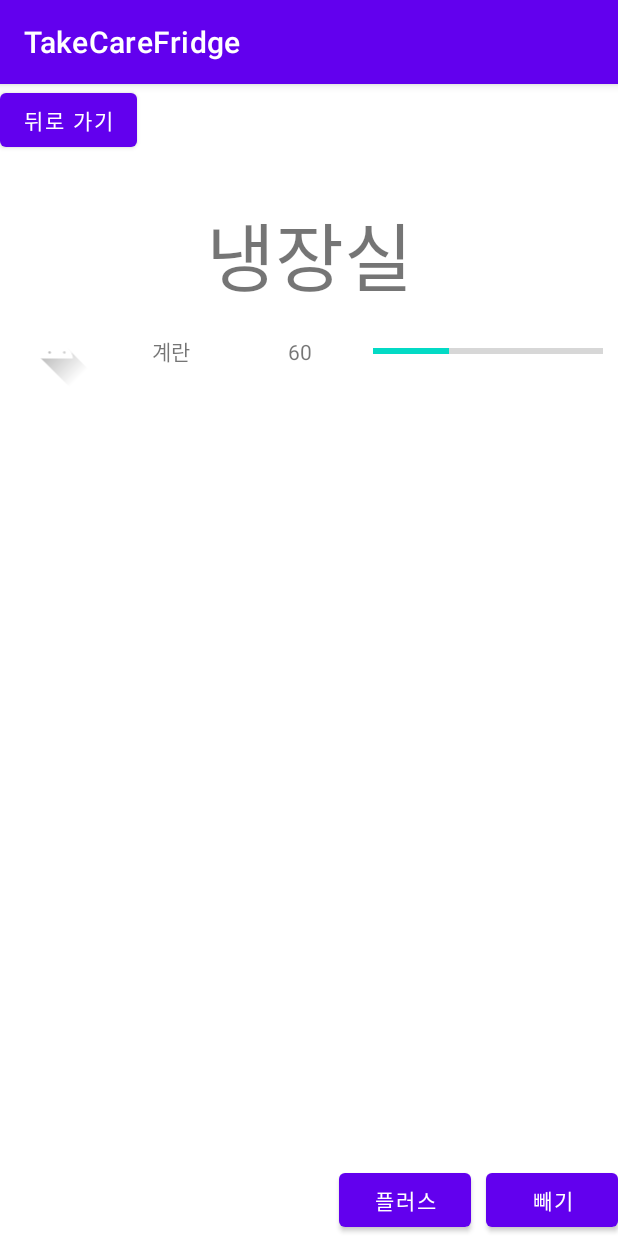
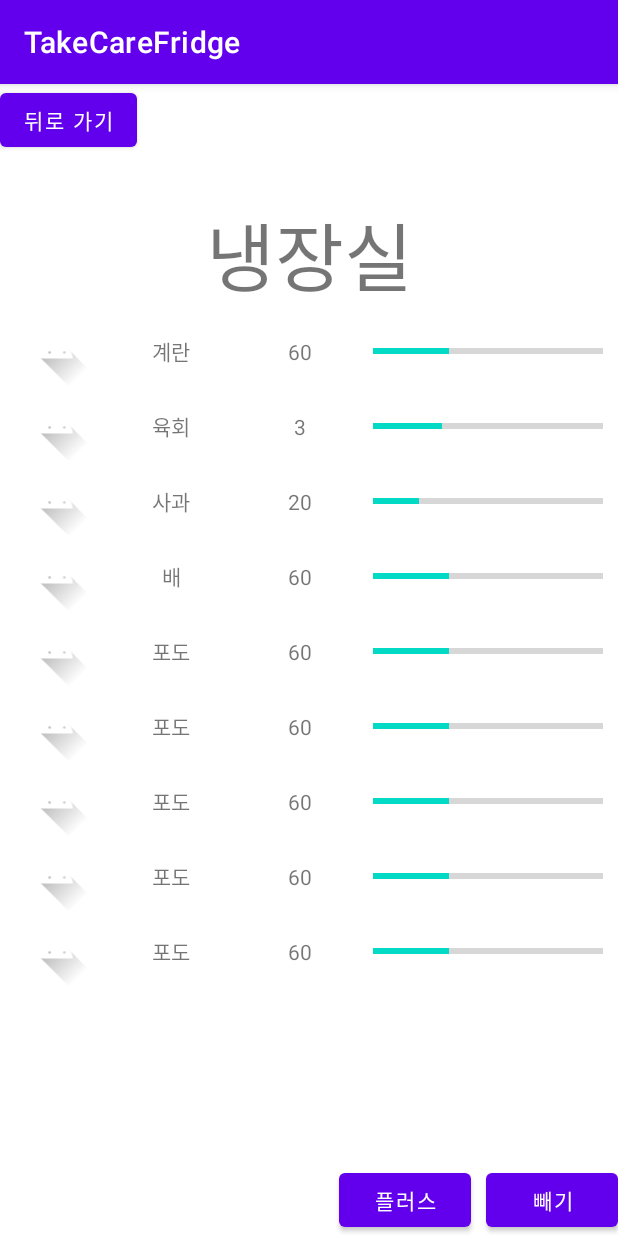
Before and after one commit to gikhoon/TakeCareFridge, an Android app: the FridgeMain screen opened directly, with no data from a screen before it, on a phone screen of 412 x 824 dp. Run offline under Robolectric (Android 15) with nearby library versions, the phone set to English and light mode, and no system bars.

Commit message:
1117 NGH 냉장고 Adapter 설정+출력까지 완료(리사이클러뷰 형태로 발생하는거 확인 완료)

```diff
--- a/app/src/main/AndroidManifest.xml
+++ b/app/src/main/AndroidManifest.xml
@@ -26,7 +26,8 @@
             android:exported="false" />
         <activity
             android:name=".LoginScreen"
-            android:exported="false" />
+            android:exported="true" >
+        </activity>
         <activity
             android:name=".ShoppingBag"
             android:exported="false" />
--- a/app/src/main/java/com/takecarefridge/FridgeMain.java
+++ b/app/src/main/java/com/takecarefridge/FridgeMain.java
@@ -22,8 +22,35 @@ public class FridgeMain extends AppCompatActivity {
 
         ArrayList<FridgeData> fridgeDataList = new ArrayList<>();
         FridgeData data = new FridgeData("계란", 180, 60);
+        FridgeData data2 = new FridgeData("육회", 10, 3);
+        FridgeData data3 = new FridgeData("사과", 100, 20);
+        FridgeData data4 = new FridgeData("배", 180, 60);
+        FridgeData data5 = new FridgeData("포도", 180, 60);
+        FridgeData data6 = new FridgeData("포도", 180, 60);
+        FridgeData data7 = new FridgeData("포도", 180, 60);
+        FridgeData data8 = new FridgeData("포도", 180, 60);
+        FridgeData data9 = new FridgeData("포도", 180, 60);
+        FridgeData data10 = new FridgeData("포도", 180, 60);
+        FridgeData data11 = new FridgeData("포도", 180, 60);
+        FridgeData data12 = new FridgeData("포도", 180, 60);
+        FridgeData data13 = new FridgeData("포도", 180, 60);
+        FridgeData data14 = new FridgeData("포도", 180, 60);
 
         fridgeDataList.add(data);
+        fridgeDataList.add(data2);
+        fridgeDataList.add(data3);
+        fridgeDataList.add(data4);
+        fridgeDataList.add(data5);
+        fridgeDataList.add(data6);
+        fridgeDataList.add(data7);
+        fridgeDataList.add(data8);
+        fridgeDataList.add(data9);
+        fridgeDataList.add(data10);
+        fridgeDataList.add(data11);
+        fridgeDataList.add(data12);
+        fridgeDataList.add(data13);
+        fridgeDataList.add(data14);
+
 
         //출력
         mFridgeList = findViewById(R.id.rv_fridgeListRecyclerView);
--- a/app/src/main/java/com/takecarefridge/LoginScreen.java
+++ b/app/src/main/java/com/takecarefridge/LoginScreen.java
@@ -1,5 +1,6 @@
 package com.takecarefridge;
 
+import android.content.Intent;
 import android.os.Bundle;
 
 import androidx.appcompat.app.AppCompatActivity;
--- a/app/src/main/java/com/takecarefridge/MainActivity.java
+++ b/app/src/main/java/com/takecarefridge/MainActivity.java
@@ -11,6 +11,7 @@ import android.widget.ImageView;
 
 import com.bumptech.glide.Glide;
 import com.google.android.gms.tasks.OnCompleteListener;
+import com.google.android.gms.tasks.OnFailureListener;
 import com.google.android.gms.tasks.Task;
 import com.google.firebase.Timestamp;
 import com.google.firebase.firestore.DocumentReference;
@@ -39,7 +40,7 @@ public class MainActivity extends AppCompatActivity {
                 if (task.isSuccessful()) {
                     DocumentSnapshot document = task.getResult();
                     if (document.exists()) {
-                        String path = document.getString("이미지");
+                        String path = document.getString("이미지"); //path = 스토리지 경로
                         ImageView iv = findViewById(R.id.test2);
 
                         StorageReference storageRef = storage.getReference();
@@ -63,6 +64,7 @@ public class MainActivity extends AppCompatActivity {
                     DocumentSnapshot document = task.getResult();
                     if (document != null) {
                         Timestamp st = document.getTimestamp("timestamp");
+                        Log.d("LOGGER", st.toString());
                         Log.d("LOGGER", st.toDate().toString());
                     } else {
                         Log.d("LOGGER", "No such document");
```
